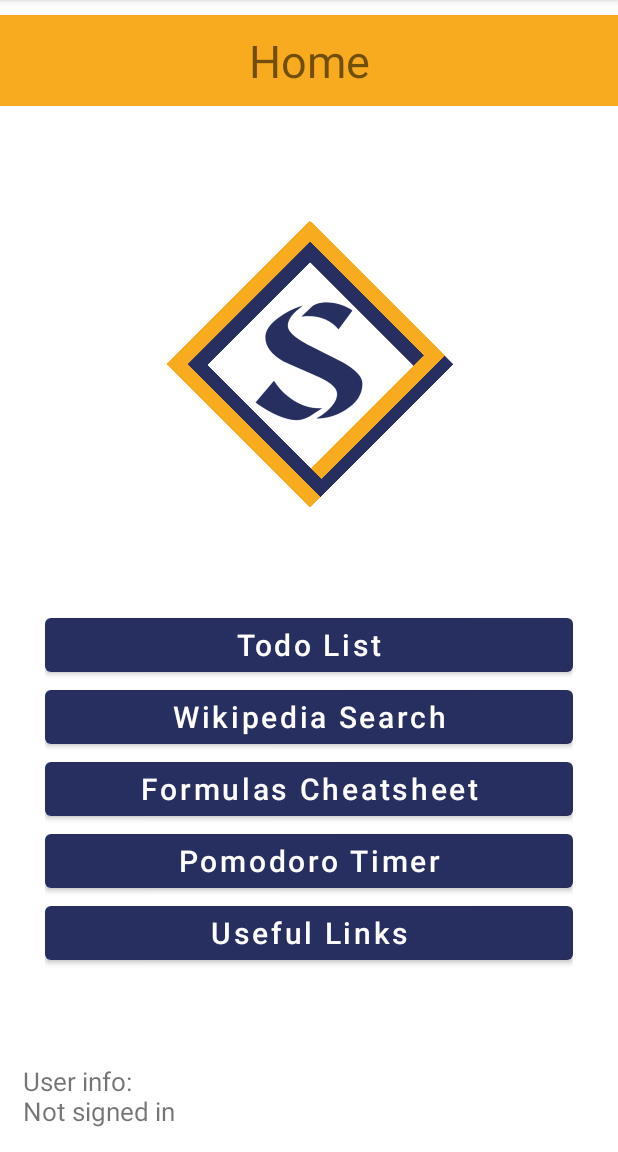
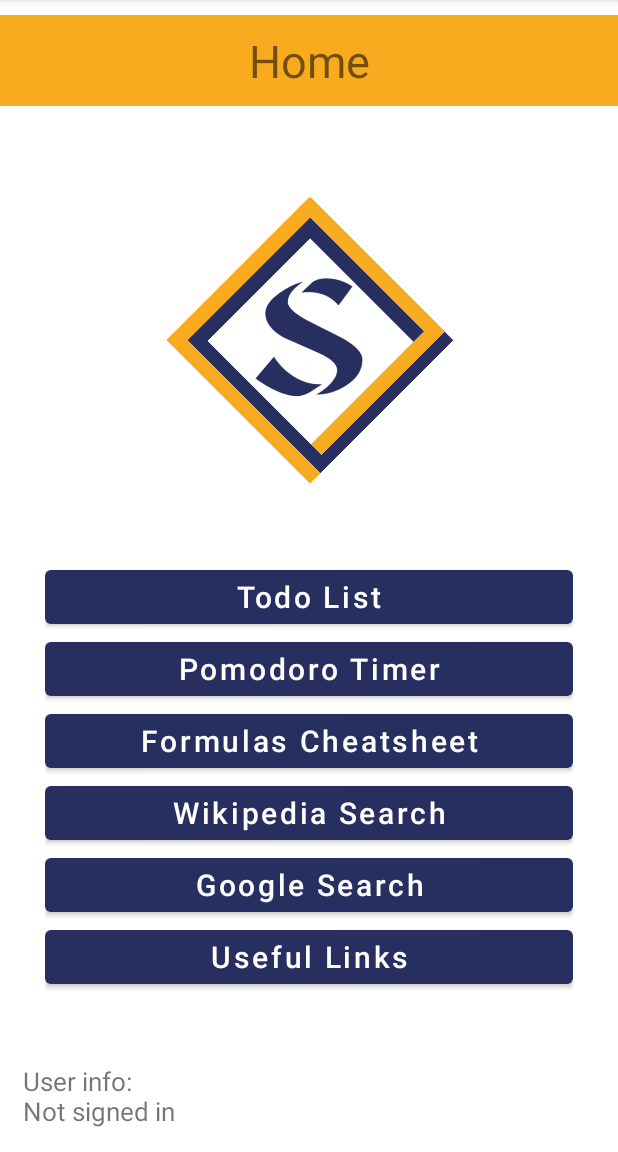
Before and after one commit to NED-CEW-Final-Project-Devs/Studestant, an Android app: the screen it shows after launch (MainActivity), on a phone screen of 412 x 824 dp, the part 84-1236 px from its top. Run offline under Robolectric (Android 15) with nearby library versions, the phone set to English and light mode, and no system bars; our stand-ins replace Firebase (no records; nobody signed in at launch, a user with empty details on screens opened directly); 2 statements that could not run were skipped.

Commit message:
implemented google search feature

```diff
--- a/app/src/main/java/com/ned_cew_final_project/studestant/MainActivity.java
+++ b/app/src/main/java/com/ned_cew_final_project/studestant/MainActivity.java
@@ -30,6 +30,7 @@ public class MainActivity extends AppCompatActivity {
     private static final int RC_SIGN_IN = 1;
     Button btn_todo_list;
     Button btn_wikipedia_search;
+    Button btn_google_search;
     Button btn_formulas_cheatsheet;
     Button btn_pomodoro_timer;
     Button btn_useful_links;
@@ -44,6 +45,7 @@ public class MainActivity extends AppCompatActivity {
         setContentView(R.layout.activity_main);
         btn_todo_list = findViewById(R.id.btn_todo_list);
         btn_wikipedia_search = findViewById(R.id.btn_wikipedia_search);
+        btn_google_search = findViewById(R.id.btn_google_search);
         btn_formulas_cheatsheet = findViewById(R.id.btn_formulas_cheatsheet);
         btn_pomodoro_timer = findViewById(R.id.btn_pomodoro_timer);
         btn_useful_links = findViewById(R.id.btn_useful_links);
@@ -64,6 +66,14 @@ public class MainActivity extends AppCompatActivity {
             @Override
             public void onClick(View v) {
                 Intent intent = new Intent(MainActivity.this, WikipediaSearchActivity.class);
+                startActivity(intent);
+            }
+        });
+
+        btn_google_search.setOnClickListener(new View.OnClickListener() {
+            @Override
+            public void onClick(View v) {
+                Intent intent = new Intent(MainActivity.this, GoogleSearchActivity.class);
                 startActivity(intent);
             }
         });
--- a/app/src/main/res/layout/activity_main.xml
+++ b/app/src/main/res/layout/activity_main.xml
@@ -65,10 +65,10 @@
             android:textAllCaps="false" />
 
         <Button
-            android:id="@+id/btn_wikipedia_search"
+            android:id="@+id/btn_pomodoro_timer"
             android:layout_width="match_parent"
             android:layout_height="wrap_content"
-            android:text="@string/wikipedia_search"
+            android:text="@string/pomodoro_timer"
             android:layout_gravity="center_horizontal"
             android:textSize="20sp"
             android:textAllCaps="false" />
@@ -83,13 +83,24 @@
             android:textAllCaps="false" />
 
         <Button
-            android:id="@+id/btn_pomodoro_timer"
+            android:id="@+id/btn_wikipedia_search"
             android:layout_width="match_parent"
             android:layout_height="wrap_content"
-            android:text="@string/pomodoro_timer"
+            android:text="@string/wikipedia_search"
             android:layout_gravity="center_horizontal"
             android:textSize="20sp"
             android:textAllCaps="false" />
+
+        <Button
+            android:id="@+id/btn_google_search"
+            android:layout_width="match_parent"
+            android:layout_height="wrap_content"
+            android:text="@string/google_search"
+            android:layout_gravity="center_horizontal"
+            android:textSize="20sp"
+            android:textAllCaps="false" />
+
+
 
         <Button
             android:id="@+id/btn_useful_links"
--- a/app/src/main/res/values/colors.xml
+++ b/app/src/main/res/values/colors.xml
@@ -14,4 +14,5 @@
     <color name="light_grey">#DCDCDC</color>
     <color name="grey1">#B9B9CA</color>
     <color name="red">#FF0000</color>
+    <color name="green">#1D8539</color>
 </resources>
--- a/app/src/main/res/values/strings.xml
+++ b/app/src/main/res/values/strings.xml
@@ -48,4 +48,5 @@
     <string name="btn_Basicformulas">Basic Formulas</string>
     <string name="btn_Trigonometryformulas">Trigonometry Formulas</string>
     <string name="btn_Physicsformulas">Physics Formulas</string>
+    <string name="google_search">Google Search</string>
 </resources>
```
Also changed, not shown: app/src/main/AndroidManifest.xml (+13 -7 lines), app/src/main/java/com/ned_cew_final_project/studestant/GoogleSearchActivity.java (added, +38 -0 lines), app/src/main/res/layout/activity_google_search.xml (added, +88 -0 lines), app/src/main/res/drawable-v24/google_search.png (added).
